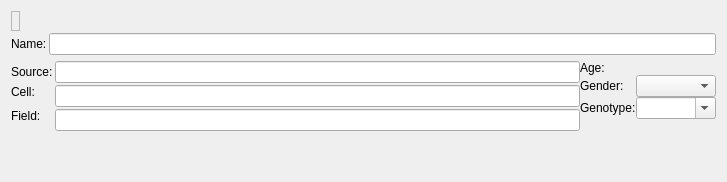
The window that gui/widgets/metadatawidget.ui (ctigaret/scipyen) describes before a commit, drawn with Qt 5.
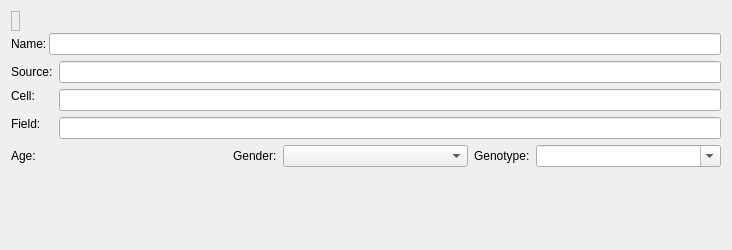
The same window after the commit.

```diff
--- a/gui/widgets/metadatawidget.ui
+++ b/gui/widgets/metadatawidget.ui
@@ -6,15 +6,13 @@
    <rect>
     <x>0</x>
     <y>0</y>
-    <width>727</width>
-    <height>182</height>
+    <width>732</width>
+    <height>250</height>
    </rect>
   </property>
   <property name="windowTitle">
    <string>Form</string>
   </property>
-  <layout class="QGridLayout" name="gridLayout">
-   <item row="0" column="0">
     <layout class="QVBoxLayout" name="verticalLayout">
      <item>
       <layout class="QVBoxLayout" name="dataNameVerticalLayout">
@@ -102,18 +100,7 @@
       </layout>
      </item>
      <item>
-      <layout class="QHBoxLayout" name="horizontalLayout">
-       <property name="spacing">
-        <number>0</number>
-       </property>
-       <item>
-        <layout class="QFormLayout" name="sourceCellFieldTreatmentFormLayout">
-         <property name="horizontalSpacing">
-          <number>2</number>
-         </property>
-         <property name="verticalSpacing">
-          <number>2</number>
-         </property>
+    <layout class="QFormLayout" name="formLayout">
          <item row="0" column="0">
           <widget class="QLabel" name="sourceIDLabel">
            <property name="sizePolicy">
@@ -222,18 +209,25 @@
         </layout>
        </item>
        <item>
-        <layout class="QFormLayout" name="formLayout">
-         <item row="0" column="0">
+    <layout class="QHBoxLayout" name="horizontalLayout">
+     <item>
           <widget class="QLabel" name="ageLabel">
            <property name="text">
             <string>Age:</string>
            </property>
           </widget>
          </item>
-         <item row="0" column="1">
-          <widget class="QWidget" name="ageWidget" native="true"/>
-         </item>
-         <item row="1" column="0">
+     <item>
+      <widget class="QWidget" name="ageWidget" native="true">
+       <property name="sizePolicy">
+        <sizepolicy hsizetype="MinimumExpanding" vsizetype="Preferred">
+         <horstretch>0</horstretch>
+         <verstretch>0</verstretch>
+        </sizepolicy>
+       </property>
+      </widget>
+     </item>
+     <item>
           <widget class="QLabel" name="genderLabel">
            <property name="sizePolicy">
             <sizepolicy hsizetype="Minimum" vsizetype="Preferred">
@@ -249,10 +243,10 @@
            </property>
           </widget>
          </item>
-         <item row="1" column="1">
+     <item>
           <widget class="QComboBox" name="genderComboBox">
            <property name="sizePolicy">
-            <sizepolicy hsizetype="Minimum" vsizetype="Fixed">
+        <sizepolicy hsizetype="MinimumExpanding" vsizetype="Fixed">
              <horstretch>0</horstretch>
              <verstretch>0</verstretch>
             </sizepolicy>
@@ -280,7 +274,7 @@
            </property>
           </widget>
          </item>
-         <item row="2" column="0">
+     <item>
           <widget class="QLabel" name="genotypeLabel">
            <property name="sizePolicy">
             <sizepolicy hsizetype="Minimum" vsizetype="Preferred">
@@ -296,10 +290,10 @@
            </property>
           </widget>
          </item>
-         <item row="2" column="1">
+     <item>
           <widget class="QComboBox" name="genotypeComboBox">
            <property name="sizePolicy">
-            <sizepolicy hsizetype="Minimum" vsizetype="Fixed">
+        <sizepolicy hsizetype="MinimumExpanding" vsizetype="Fixed">
              <horstretch>0</horstretch>
              <verstretch>0</verstretch>
             </sizepolicy>
@@ -320,8 +314,6 @@
          </item>
         </layout>
        </item>
-      </layout>
-     </item>
      <item>
       <spacer name="verticalSpacer">
        <property name="orientation">
@@ -330,12 +322,10 @@
        <property name="sizeHint" stdset="0">
         <size>
          <width>20</width>
-         <height>40</height>
+       <height>11</height>
         </size>
        </property>
       </spacer>
-     </item>
-    </layout>
    </item>
   </layout>
  </widget>
```
Lines whose indentation alone changed are shown as unchanged.
